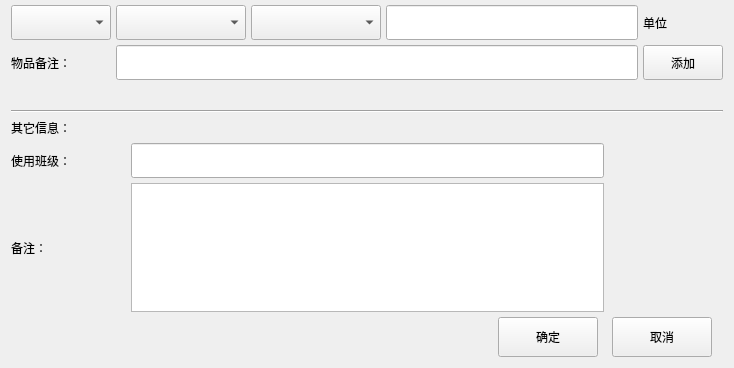
The window that neworder.ui (RicheyJang/RJResManager-Client-) describes before a commit, drawn with Qt 5; both pictures show x 0 to 734 and y 251 to 619 of the 734 by 619 pixel window.
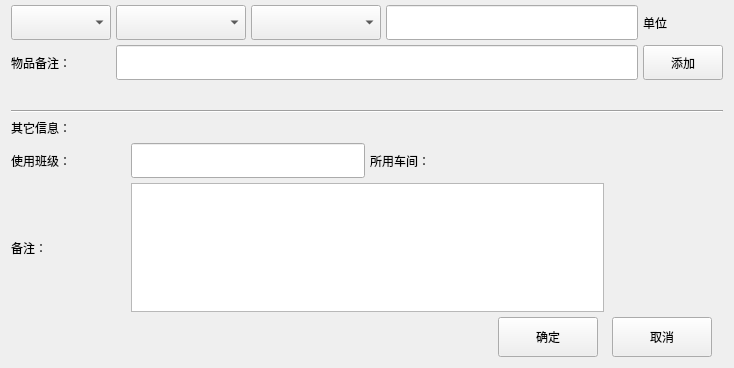
The same window after the commit. Custom widgets are drawn as their Qt base class.

Diff of the .ui file:
```diff
--- a/neworder.ui
+++ b/neworder.ui
@@ -203,16 +203,6 @@
      </item>
     </layout>
    </item>
-   <item row="12" column="1" colspan="4">
-    <widget class="QLineEdit" name="classEdit">
-     <property name="minimumSize">
-      <size>
-       <width>0</width>
-       <height>35</height>
-      </size>
-     </property>
-    </widget>
-   </item>
    <item row="12" column="0">
     <widget class="QLabel" name="label_8">
      <property name="text">
@@ -348,6 +338,23 @@
      </item>
     </layout>
    </item>
+   <item row="12" column="1" colspan="2">
+    <widget class="QLineEdit" name="classEdit">
+     <property name="minimumSize">
+      <size>
+       <width>0</width>
+       <height>35</height>
+      </size>
+     </property>
+    </widget>
+   </item>
+   <item row="12" column="3" colspan="2">
+    <widget class="QLabel" name="workshopLabel">
+     <property name="text">
+      <string>所用车间：</string>
+     </property>
+    </widget>
+   </item>
   </layout>
  </widget>
  <customwidgets>
```
